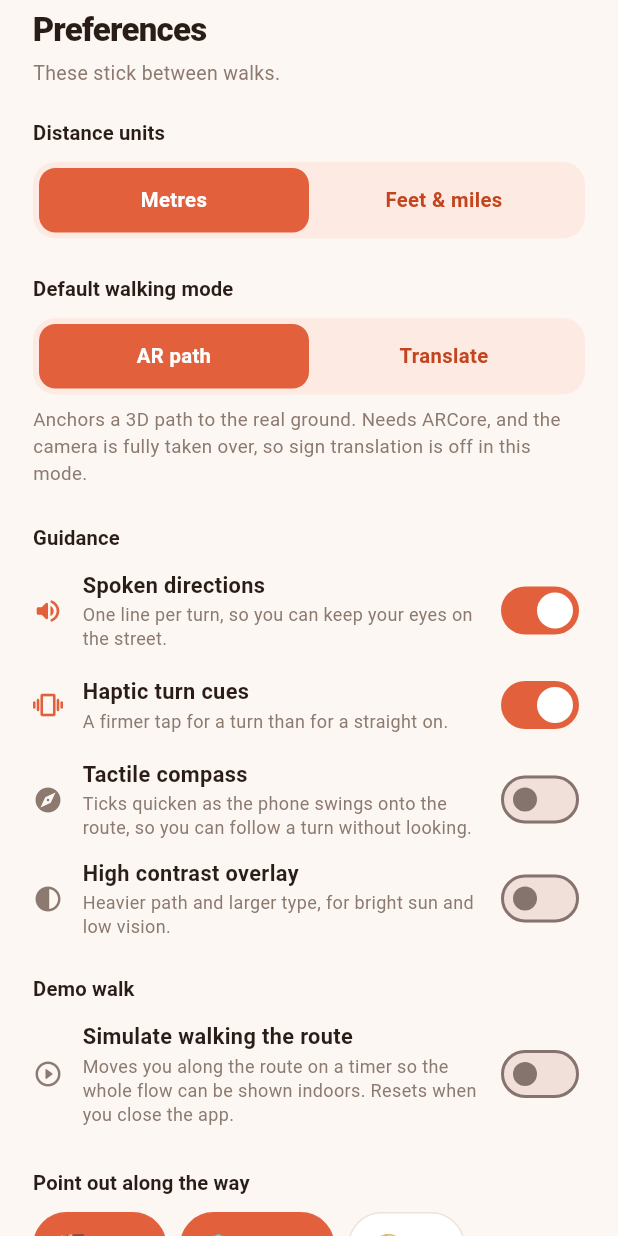
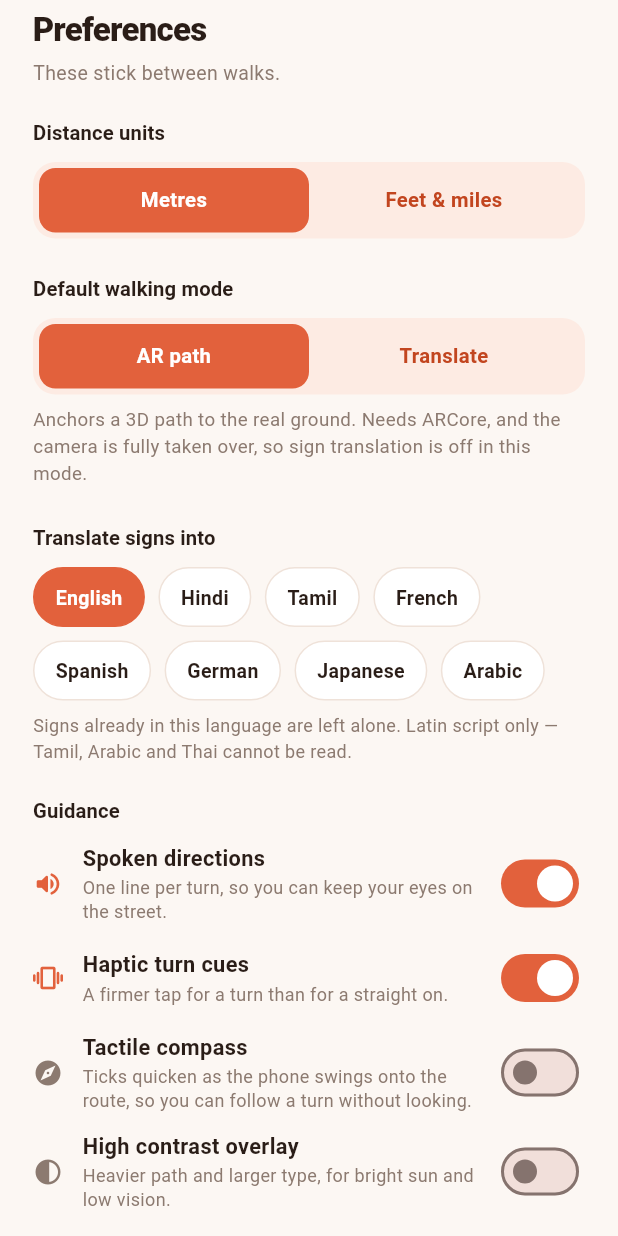
Before and after one commit to ryleigh023/StreetSightAR, a Flutter app: the _SettingsSheet widget shown alone on an empty page, opened directly, on a phone screen of 412 x 824 dp. Run offline on Flutter 3.47's test engine with Material 3 defaults, Android fonts, the phone set to English and light mode, and no system bars; our stand-ins replace camera, connectivity_plus, flutter_compass, flutter_dotenv, flutter_tts, geolocator and 3 more; missing offline and left inert: ar_flutter_plugin_plus, google_mlkit_language_id, google_mlkit_text_recognition, google_mlkit_translation, tflite_flutter; accounts and stored records are empty; project files that could hold a hidden picture were left out.

Commit message:
Choose the translation target language
Sign translation was hardwired to English, and blocks already in the target
language are skipped. So anywhere signage is already English — most of
Chennai included — pointing at a sign produced nothing and the feature
looked dead. The target is now a setting, which also makes the English-into-
something direction demonstrable.

Both halves of a language pair now download their model. Fetching only the
source silently failed whenever the target was not English.

Documented the real limit in the UI: the recogniser is ML Kit's Latin-script
model, and there is no Tamil recogniser at all, so Tamil, Arabic and Thai
signage cannot be read. That is a vendor limit, not a setting.

```diff
--- a/lib/screens/settings_sheet.dart
+++ b/lib/screens/settings_sheet.dart
@@ -64,6 +64,18 @@ class _SettingsSheetState extends State<_SettingsSheet> {
             style: const TextStyle(fontSize: 12.5, color: AppColors.inkSoft, height: 1.45),
           ),
           const SizedBox(height: 24),
+
+          _label('Translate signs into'),
+          const SizedBox(height: 10),
+          Wrap(spacing: 9, runSpacing: 9, children: [
+            for (final e in Settings.translateOptions.entries) _langChip(e.key, e.value),
+          ]),
+          const SizedBox(height: 8),
+          const Text(
+            'Signs already in this language are left alone. Latin script only — Tamil, Arabic and Thai cannot be read.',
+            style: TextStyle(fontSize: 12, color: AppColors.inkSoft, height: 1.4),
+          ),
+          const SizedBox(height: 22),
 
           _label('Guidance'),
           const SizedBox(height: 6),
@@ -208,6 +220,25 @@ class _SettingsSheetState extends State<_SettingsSheet> {
     );
   }
 
+  Widget _langChip(String code, String label) {
+    final on = settings.translateTo == code;
+    return GestureDetector(
+      onTap: () => setState(() => settings.setTranslateTo(code)),
+      child: AnimatedContainer(
+        duration: const Duration(milliseconds: 180),
+        padding: const EdgeInsets.symmetric(horizontal: 14, vertical: 10),
+        decoration: BoxDecoration(
+          color: on ? AppColors.brand : AppColors.card,
+          borderRadius: BorderRadius.circular(999),
+          border: Border.all(color: on ? AppColors.brand : AppColors.line),
+        ),
+        child: Text(label,
+            style: TextStyle(
+                fontSize: 13, fontWeight: FontWeight.w700, color: on ? Colors.white : AppColors.ink)),
+      ),
+    );
+  }
+
   Widget _interestChip(Interest i) {
     final on = settings.interests.contains(i);
     return GestureDetector(
--- a/lib/services/settings.dart
+++ b/lib/services/settings.dart
@@ -34,6 +34,7 @@ class Settings extends ChangeNotifier {
   static const _kTactile = 'tactileCompass';
   static const _kContrast = 'highContrast';
   static const _kDemo = 'demoWalk';
+  static const _kTranslateTo = 'translateTo';
 
   DistanceUnit unit = DistanceUnit.metric;
   NavMode mode = NavMode.ar;
@@ -60,6 +61,28 @@ class Settings extends ChangeNotifier {
   /// turned off deliberately.
   bool demoWalk = false;
 
+  /// BCP-47 code signs are translated *into*.
+  ///
+  /// This was hardwired to English, which silently broke the feature
+  /// wherever signage is already English: a block whose detected language
+  /// matches the target is skipped, so pointing at an English sign produced
+  /// nothing at all and looked like a dead feature. Making it a choice also
+  /// makes the reverse direction demonstrable.
+  String translateTo = 'en';
+
+  /// Offered targets. Limited to languages ML Kit can translate on-device,
+  /// so the feature keeps working with no network after the first download.
+  static const translateOptions = <String, String>{
+    'en': 'English',
+    'hi': 'Hindi',
+    'ta': 'Tamil',
+    'fr': 'French',
+    'es': 'Spanish',
+    'de': 'German',
+    'ja': 'Japanese',
+    'ar': 'Arabic',
+  };
+
   /// False until the first-run walkthrough has been completed or skipped.
   bool onboarded = false;
 
@@ -83,6 +106,7 @@ class Settings extends ChangeNotifier {
     tactileCompass = p.getBool(_kTactile) ?? false;
     highContrast = p.getBool(_kContrast) ?? false;
     demoWalk = p.getBool(_kDemo) ?? false;
+    translateTo = p.getString(_kTranslateTo) ?? 'en';
     recents = p.getStringList(_kRecents) ?? [];
     saved = (p.getStringList(_kSaved) ?? []).map(_decodePlace).whereType<Place>().toList();
     notifyListeners();
@@ -123,6 +147,12 @@ class Settings extends ChangeNotifier {
   Future<void> setHighContrast(bool v) async {
     highContrast = v;
     await _prefs?.setBool(_kContrast, v);
+    notifyListeners();
+  }
+
+  Future<void> setTranslateTo(String code) async {
+    translateTo = code;
+    await _prefs?.setString(_kTranslateTo, code);
     notifyListeners();
   }
 
--- a/lib/services/translation_service.dart
+++ b/lib/services/translation_service.dart
@@ -5,6 +5,7 @@ import 'package:http/http.dart' as http;
 import 'package:google_mlkit_text_recognition/google_mlkit_text_recognition.dart';
 import 'connectivity.dart';
 import 'env.dart';
+import 'settings.dart';
 import 'frame_codec.dart';
 import 'sign_translator.dart';
 
@@ -103,7 +104,7 @@ class TranslationService {
         .post(
           Uri.parse('https://translation.googleapis.com/language/translate/v2'),
           headers: Env.googleHeaders,
-          body: jsonEncode({'q': texts, 'target': 'en', 'format': 'text'}),
+          body: jsonEncode({'q': texts, 'target': settings.translateTo, 'format': 'text'}),
         )
         .timeout(const Duration(seconds: 10));
     if (translateRes.statusCode != 200) throw Exception('Cloud Translate failed (${translateRes.statusCode})');
@@ -112,7 +113,7 @@ class TranslationService {
     final out = <TranslatedBlock>[];
     for (var i = 0; i < texts.length && i < translations.length; i++) {
       final src = translations[i]['detectedSourceLanguage'];
-      if (src == 'en') continue; // already English, nothing to overlay
+      if (src == settings.translateTo) continue; // already in the target language
       out.add(TranslatedBlock(boxes[i], texts[i], _unescape(translations[i]['translatedText'])));
     }
     return out;
```
Also changed, not shown: lib/services/sign_translator.dart (+22 -6 lines).
